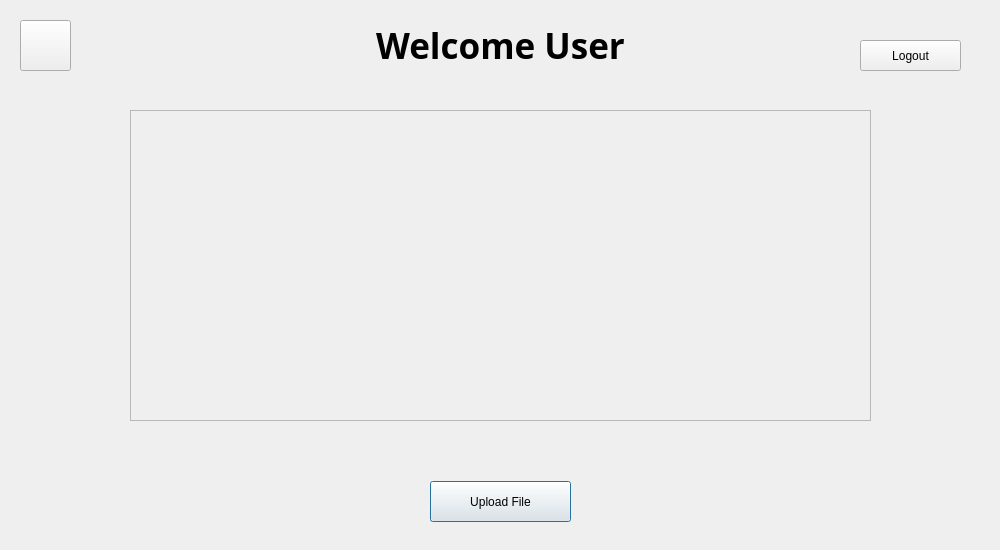
The window that Main/client/gui/ui/user.ui (SuperName3102/Final-Project) describes before a commit, drawn with Qt 5.
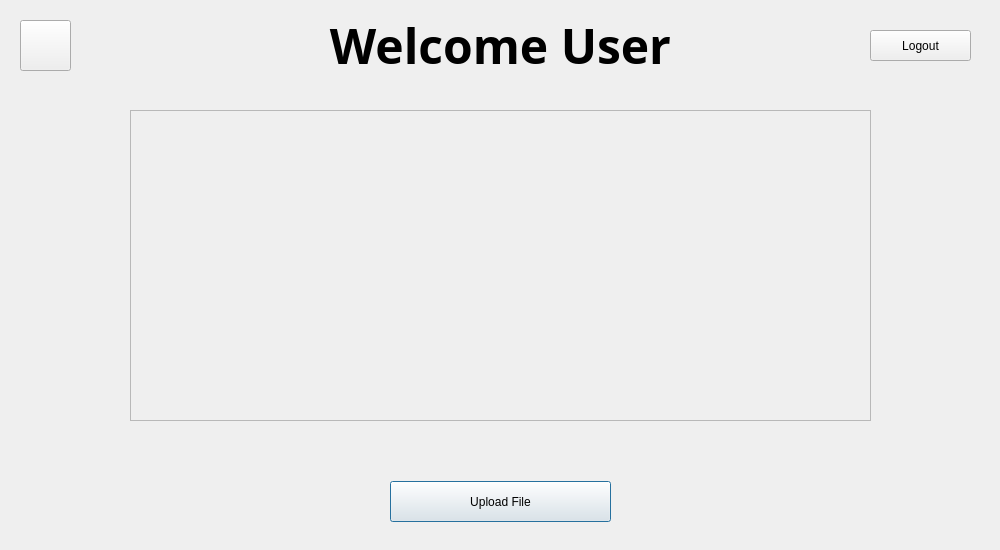
The same window after the commit.

Commit message: added lots of functionality, user icons, delete, rename, download, and more

Diff of the .ui file:
```diff
--- a/Main/client/gui/ui/user.ui
+++ b/Main/client/gui/ui/user.ui
@@ -30,16 +30,16 @@
    <widget class="QLabel" name="main_text">
     <property name="geometry">
      <rect>
-      <x>290</x>
+      <x>230</x>
       <y>20</y>
-      <width>421</width>
+      <width>541</width>
       <height>51</height>
      </rect>
     </property>
     <property name="font">
      <font>
       <family>Trebuchet MS</family>
-      <pointsize>26</pointsize>
+      <pointsize>36</pointsize>
       <bold>true</bold>
      </font>
     </property>
@@ -75,8 +75,8 @@
    <widget class="QPushButton" name="logout_button">
     <property name="geometry">
      <rect>
-      <x>860</x>
-      <y>40</y>
+      <x>870</x>
+      <y>30</y>
       <width>101</width>
       <height>31</height>
      </rect>
@@ -97,9 +97,9 @@
    <widget class="QPushButton" name="upload_button">
     <property name="geometry">
      <rect>
-      <x>430</x>
+      <x>390</x>
       <y>481</y>
-      <width>141</width>
+      <width>221</width>
       <height>41</height>
      </rect>
     </property>
@@ -123,9 +123,9 @@
     <property name="geometry">
      <rect>
       <x>0</x>
-      <y>440</y>
+      <y>450</y>
       <width>1001</width>
-      <height>31</height>
+      <height>21</height>
      </rect>
     </property>
     <property name="text">
```
The commit also changes 29 other files.
